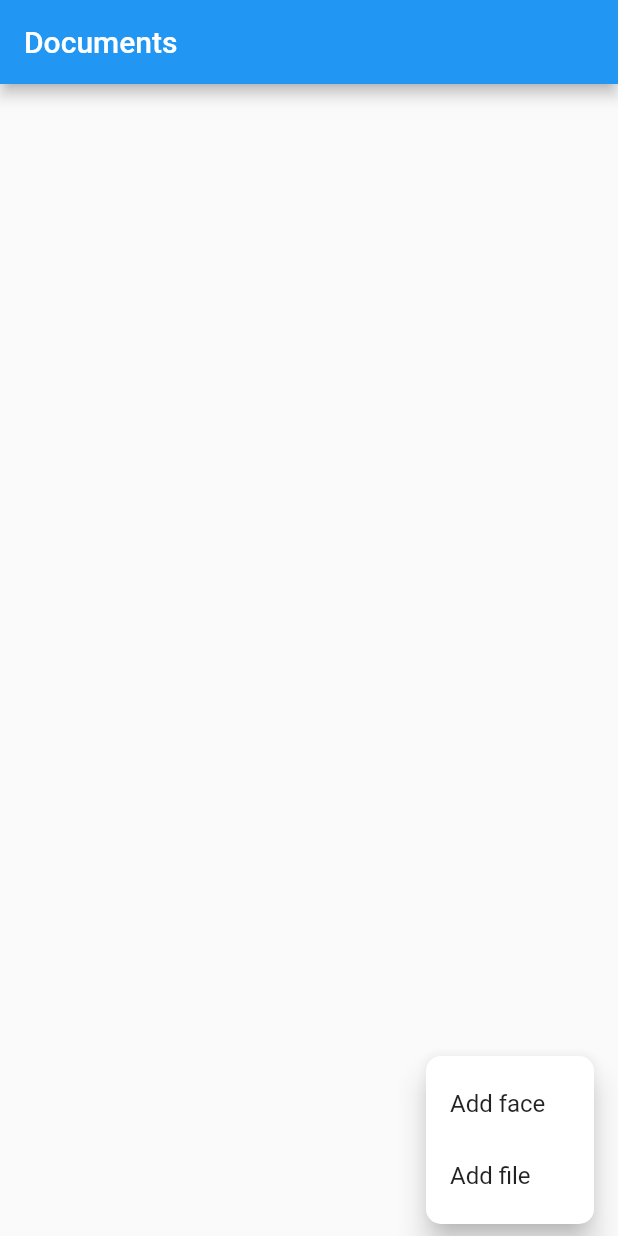
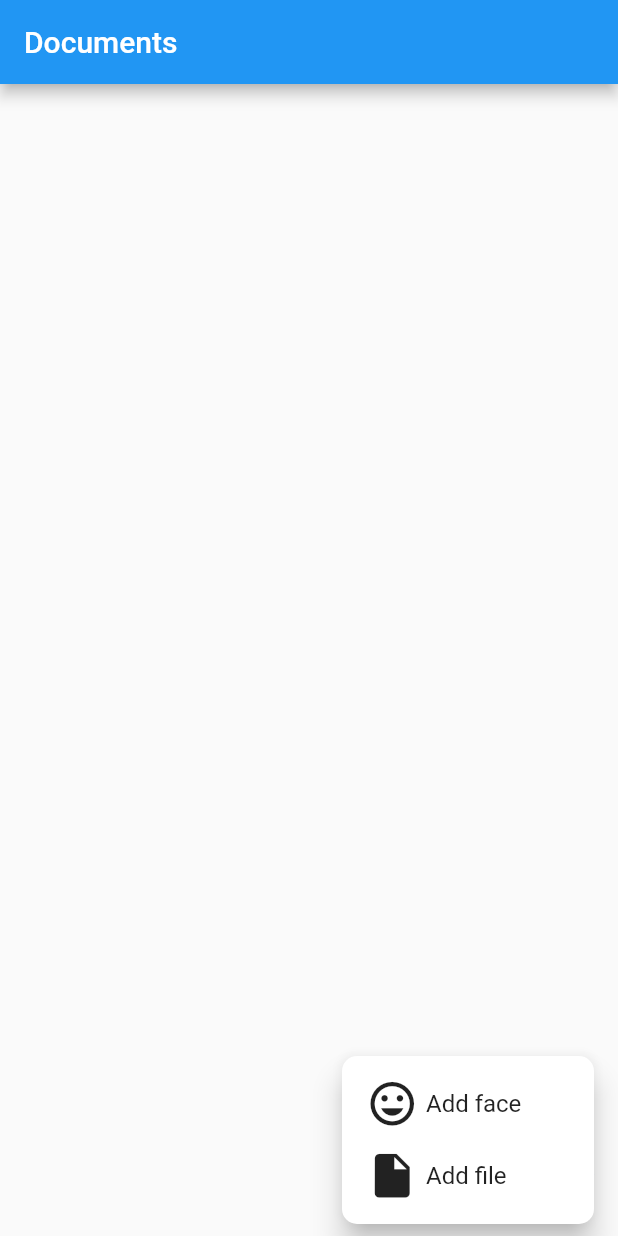
Before and after one commit to vovaklh/Security-docs, a Flutter app: the screen it shows after launch, after a tap on the "add" icon, on a phone screen of 412 x 824 dp. Run offline on Flutter 3.47's test engine with Material 2 defaults, Android fonts, the phone set to English and light mode, and no system bars; our stand-ins replace open_file.

Commit message:
New view of main button

```diff
--- a/lib/logics/fileUtils.dart
+++ b/lib/logics/fileUtils.dart
@@ -8,12 +8,12 @@ Future<void> openFile({String filePath, String fileName}) async {
   await OpenFile.open(filePath + fileName);
 }
 
+
 Future<String> getLocalPath() async {
   var dir  = await getExternalStorageDirectory();
 
   return dir.path;
 }
-
 
 
 Future<List<CustomFile>> loadFiles() async {
--- a/lib/widgets/MainButtonWidget.dart
+++ b/lib/widgets/MainButtonWidget.dart
@@ -1,28 +1,67 @@
 import 'package:flutter/material.dart';
 
 enum MenuOption {addFace, addFile}
+
+void choiceAction(MenuOption action){
+  if (action == MenuOption.addFace){
+    print("Add face");
+  }
+  else if(action == MenuOption.addFile){
+    print("Add file");
+  }
+}
 
 class PopUpButton extends StatelessWidget {
   @override
   Widget build(BuildContext context) {
     return Container(
-      height: 60,
-      width: 60,
+      height: 50,
+      width: 50,
       decoration: BoxDecoration(
         borderRadius: BorderRadius.circular(30.0),
         color: Colors.blue,
       ),
       child: PopupMenuButton(
-      shape: RoundedRectangleBorder(
+          onSelected: choiceAction,
+          shape: RoundedRectangleBorder(
             borderRadius: BorderRadius.circular(10.0)),
-          icon: Icon(Icons.add, color: Colors.white, size: 40,),
+          icon: Icon(Icons.add, color: Colors.white, size: 30,),
           itemBuilder: (BuildContext context){
             return <PopupMenuEntry<MenuOption>>[
               PopupMenuItem(
-                child: Text("Add face"),
+                child: Row(
+                  mainAxisAlignment: MainAxisAlignment.start,
+                  children: [
+                    Icon(Icons.tag_faces, size: 35,),
+                    Container(
+                      padding: EdgeInsets.only(left: 5.0),
+                      child: Center(
+                        child: Text("Add face",
+                        style: TextStyle(
+                          fontSize: 16,
+                        ),),
+                      ),
+                    )
+                  ],
+                ),
                 value: MenuOption.addFace,),
               PopupMenuItem(
-                child: Text("Add file"),
+                child: Row(
+                  mainAxisAlignment: MainAxisAlignment.start,
+                  children: [
+                    Icon(Icons.insert_drive_file, size: 35,),
+                    Container(
+                      padding: EdgeInsets.only(left: 5.0),
+                      child: Center(
+                        child: Text("Add file",
+                        style: TextStyle(
+                          fontSize: 16,
+                        ),
+                        ),
+                      ),
+                    ),
+                  ],
+                ),
                 value: MenuOption.addFile,)
             ];
       }),
```
